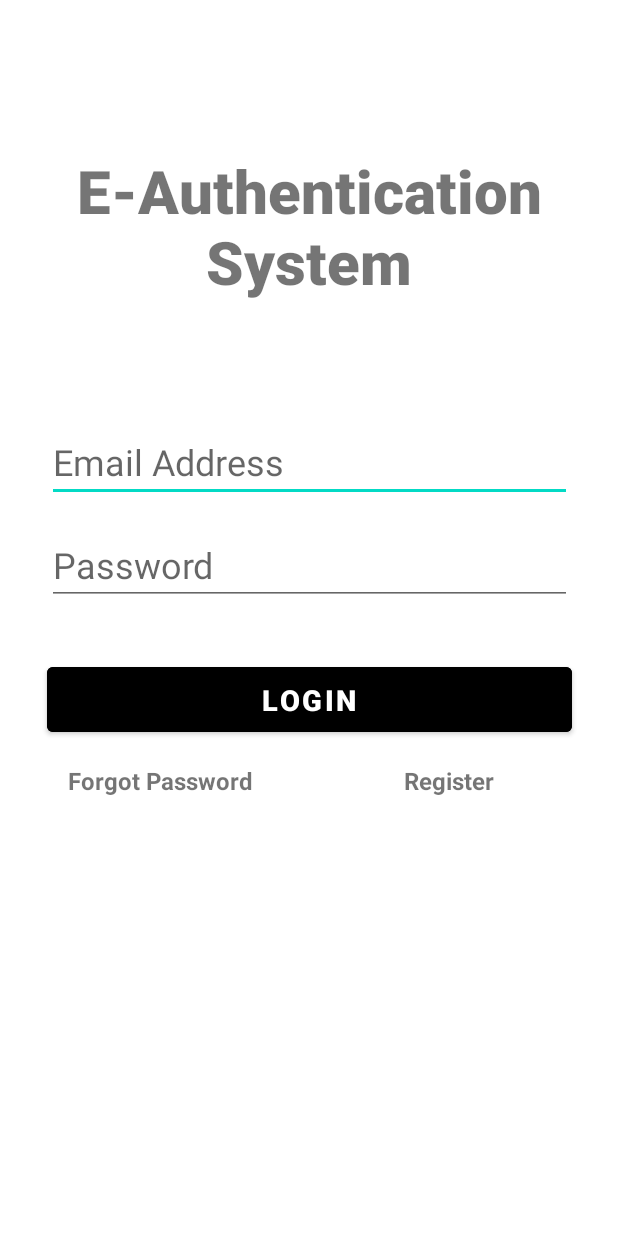
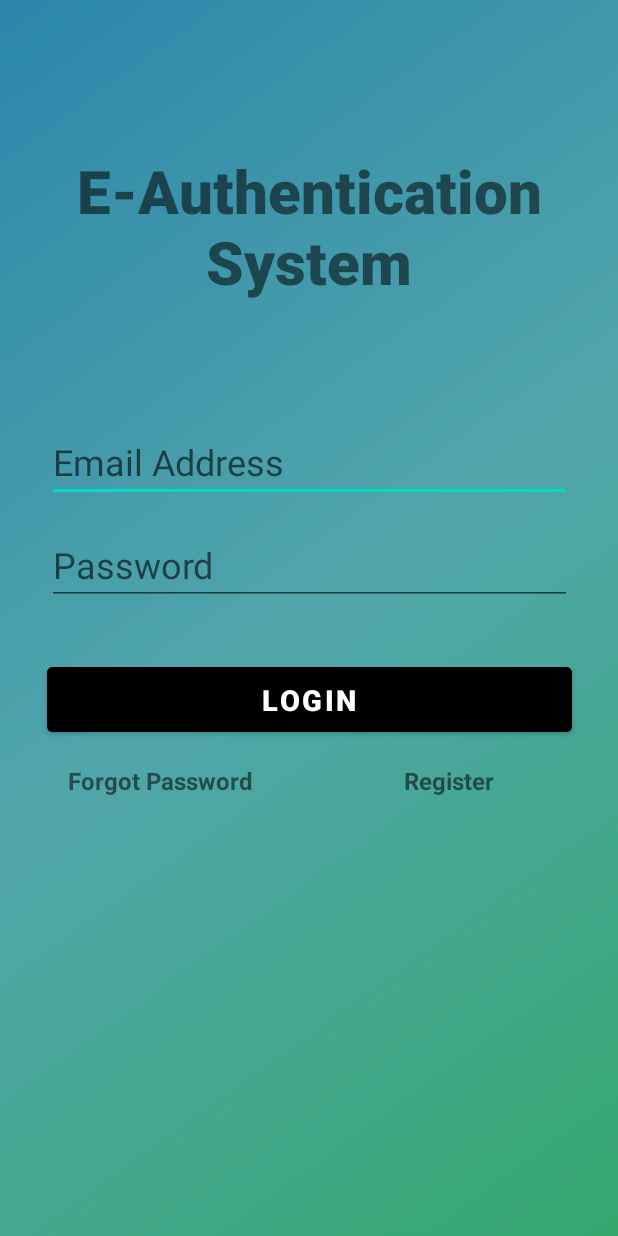
Before and after one commit to HarshulDiamond/e-authentication-system, an Android app: the screen it shows after launch (MainActivity), on a phone screen of 412 x 824 dp. Run offline under Robolectric (Android 15) with nearby library versions, the phone set to English and light mode, and no system bars; our stand-ins replace Firebase (no records; nobody signed in at launch, a user with empty details on screens opened directly).

Commit message:
Changed style

```diff
--- a/app/src/main/res/layout/activity_forgot_password.xml
+++ b/app/src/main/res/layout/activity_forgot_password.xml
@@ -4,6 +4,7 @@
     xmlns:tools="http://schemas.android.com/tools"
     android:layout_width="match_parent"
     android:layout_height="match_parent"
+    android:background="@drawable/c"
     tools:context=".Forgot_password">
     <TextView
 
@@ -36,7 +37,7 @@
         android:layout_width="350dp"
         android:layout_height="55dp"
         android:layout_marginTop="35dp"
-        android:backgroundTint="#2BD847"
+        android:backgroundTint="@color/black"
         android:text="Reset Password"
         android:textSize="19sp"
         android:textStyle="bold"
--- a/app/src/main/res/layout/activity_main.xml
+++ b/app/src/main/res/layout/activity_main.xml
@@ -2,8 +2,10 @@
 <androidx.constraintlayout.widget.ConstraintLayout xmlns:android="http://schemas.android.com/apk/res/android"
     xmlns:app="http://schemas.android.com/apk/res-auto"
     xmlns:tools="http://schemas.android.com/tools"
-    android:layout_width="match_parent"
-    android:layout_height="match_parent"
+    android:layout_width="fill_parent"
+    android:layout_height="fill_parent"
+    android:orientation="vertical"
+    android:background="@drawable/c"
     tools:context=".MainActivity">
 
     <TextView
--- a/app/src/main/res/layout/activity_profile.xml
+++ b/app/src/main/res/layout/activity_profile.xml
@@ -4,6 +4,7 @@
     xmlns:tools="http://schemas.android.com/tools"
     android:layout_width="match_parent"
     android:layout_height="match_parent"
+    android:background="@drawable/c"
     tools:context=".profileActivity">
 
     <TextView
--- a/app/src/main/res/layout/activity_register_user.xml
+++ b/app/src/main/res/layout/activity_register_user.xml
@@ -4,6 +4,7 @@
     xmlns:tools="http://schemas.android.com/tools"
     android:layout_width="match_parent"
     android:layout_height="match_parent"
+    android:background="@drawable/c"
     tools:context=".RegisterUser">
     <TextView
 
@@ -84,7 +85,7 @@
         android:layout_width="350dp"
         android:layout_height="55dp"
         android:layout_marginTop="35dp"
-        android:backgroundTint="#2BD847"
+        android:backgroundTint="@color/black"
         android:text="Register User"
         android:textSize="19sp"
         android:textStyle="bold"
--- a/app/src/main/res/values/themes.xml
+++ b/app/src/main/res/values/themes.xml
@@ -3,7 +3,7 @@
     <style name="Theme.Eauthentication" parent="Theme.MaterialComponents.DayNight.NoActionBar">
         <!-- Primary brand color. -->
         <item name="colorPrimary">#2BD847</item>
-        <item name="colorPrimaryVariant">#2BD847</item>
+        <item name="colorPrimaryVariant">@color/black</item>
         <item name="colorOnPrimary">@color/white</item>
         <!-- Secondary brand color. -->
         <item name="colorSecondary">@color/teal_200</item>
```
Also changed, not shown: app/src/main/res/drawable/b.jpg (added), app/src/main/res/drawable/background.jpg (added), app/src/main/res/drawable/c.png (added).
